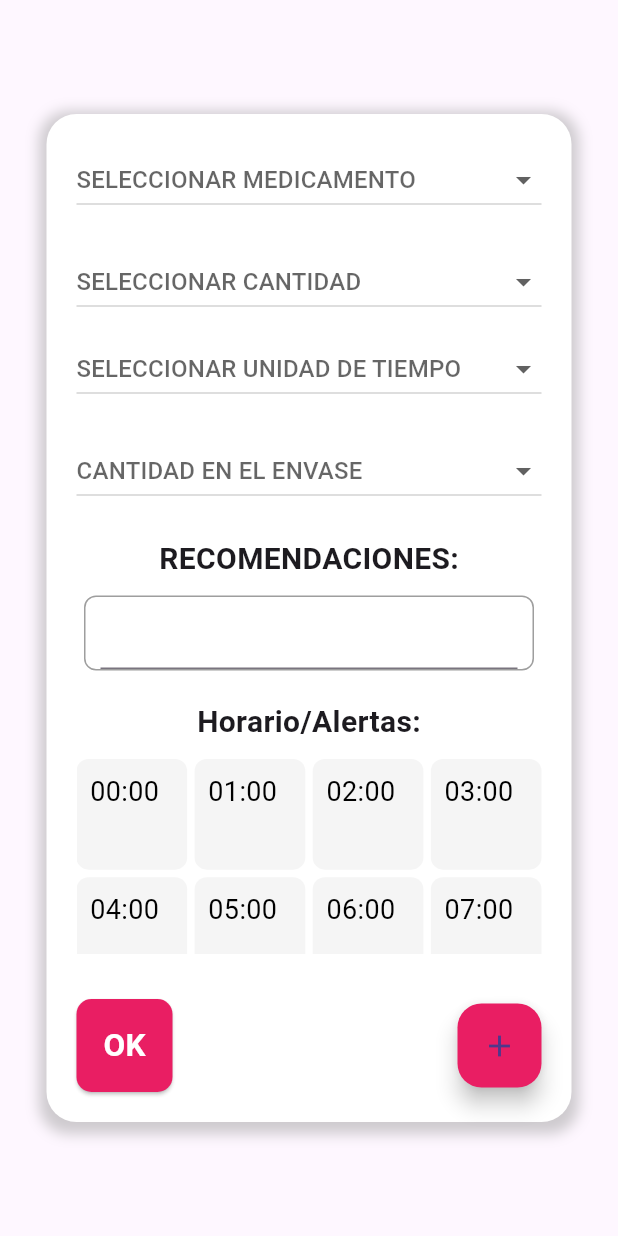
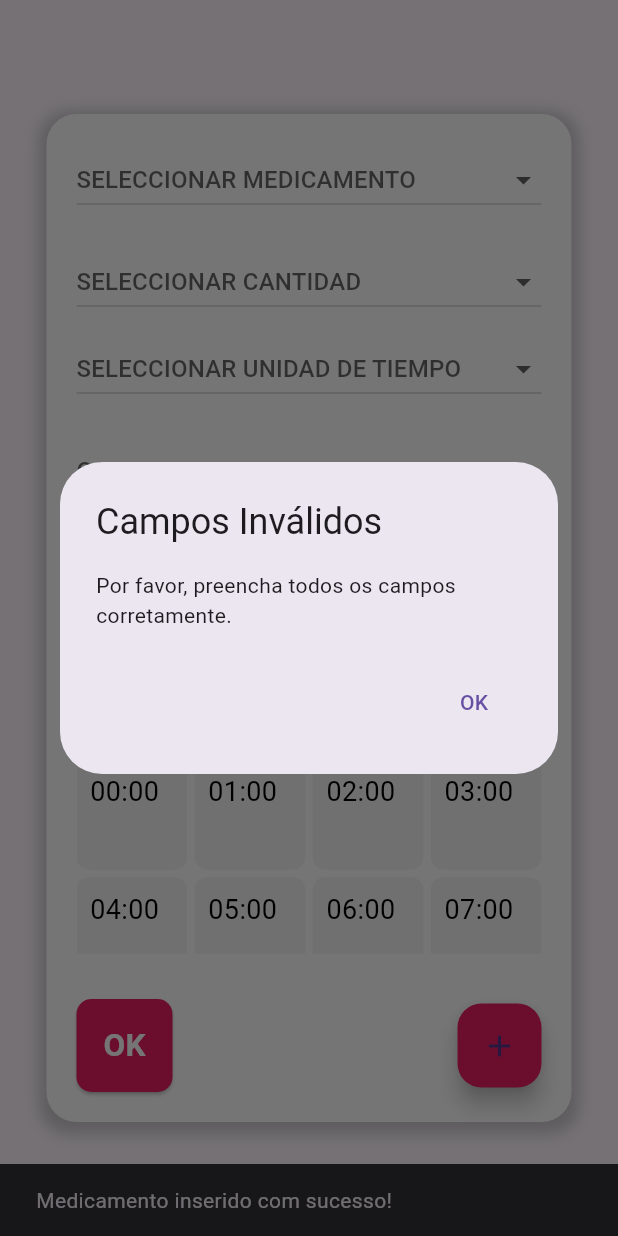
Before and after one commit to PaulaNuness/appMedicamentosAtual, a Flutter app: the Pantalla4_Anadir screen opened directly, after a tap on the "add" icon, on a phone screen of 412 x 824 dp. Run offline on Flutter 3.47's test engine with Material 3 defaults, Android fonts, the phone set to English and light mode, and no system bars; our stand-ins replace sqflite; accounts and stored records are empty.

Commit message:
Update pantalla4_anadir.dart
19-01_18:49

```diff
--- a/lib/widgets/pantalla4_anadir.dart
+++ b/lib/widgets/pantalla4_anadir.dart
@@ -1,5 +1,4 @@
 import 'package:flutter/material.dart';
-import 'package:flutter1/BDHelper.dart';
 import 'package:flutter1/widgets/pantalla3_usuario.dart';
 
 class Pantalla4_Anadir extends StatefulWidget {
@@ -8,8 +7,6 @@ class Pantalla4_Anadir extends StatefulWidget {
 }
 
 class _Pantalla4AnadirState extends State<Pantalla4_Anadir> {
-  BDHelper bdHelper = BDHelper();
-
   String? selectedMedicamento;
   String? selectedNumero;
   String? selectedDias;
@@ -17,6 +14,94 @@ class _Pantalla4AnadirState extends State<Pantalla4_Anadir> {
   List<String> selectedHorarios = [];
 
   TextEditingController recomendacionesController = TextEditingController();
+
+  // Função para inserir o medicamento no banco de dados
+  void inserirMedicamentoNoBancoDeDados() async {
+    // Verifica se todos os campos necessários foram preenchidos
+    List<String> emptyFields = checkEmptyFields();
+    if (emptyFields.isNotEmpty) {
+      // Exibe uma mensagem indicando campos inválidos
+      showDialog(
+        context: context,
+        builder: (BuildContext context) {
+          return AlertDialog(
+            title: Text("Campos Inválidos"),
+            content: Text("Por favor, preencha todos os campos corretamente."),
+            actions: [
+              TextButton(
+                onPressed: () {
+                  Navigator.pop(context);
+                },
+                child: Text("OK"),
+              ),
+            ],
+          );
+        },
+      );
+      return; // Sai da função se algum campo estiver vazio
+    }
+
+    // Cria um mapa com os dados do medicamento
+    Map<String, dynamic> medicamentoData = {
+      'nome_medicamento': selectedMedicamento,
+      'quantidade': int.parse(selectedNumero!), // Converte para inteiro
+      'unidade_tempo': selectedDias,
+      'quantidade_envase': int.parse(selectedComprimidos!), // Converte para inteiro
+      'recomendacoes': recomendacionesController.text,
+      'horarios': selectedHorarios.join(','), // Junta os horários em uma string separada por vírgulas
+    };
+
+    // Insere o medicamento no banco de dados
+    int rowsAffected = await insertarBD('medicamento', medicamentoData);
+
+    // Verifica se a inserção foi bem-sucedida
+    if (rowsAffected > 0) {
+      // Limpa os campos após a inserção
+      setState(() {
+        selectedMedicamento = null;
+        selectedNumero = null;
+        selectedDias = null;
+        selectedComprimidos = null;
+        selectedHorarios = [];
+        recomendacionesController.clear();
+      });
+
+      // Exibe uma mensagem indicando que os dados foram inseridos
+      ScaffoldMessenger.of(context).showSnackBar(
+        SnackBar(
+          content: Text('Medicamento inserido com sucesso!'),
+          duration: Duration(seconds: 2),
+        ),
+      );
+
+      // Navega de volta para a Pantalla3_usuario
+      Navigator.push(
+        context,
+        MaterialPageRoute(
+          builder: (context) => Pantalla3_usuario(),
+        ),
+      );
+    } else {
+      // Exibe uma mensagem de erro se a inserção falhar
+      showDialog(
+        context: context,
+        builder: (BuildContext context) {
+          return AlertDialog(
+            title: Text("Erro na Inserção"),
+            content: Text("Ocorreu um erro ao inserir o medicamento."),
+            actions: [
+              TextButton(
+                onPressed: () {
+                  Navigator.pop(context);
+                },
+                child: Text("OK"),
+              ),
+            ],
+          );
+        },
+      );
+    }
+  }
 
   @override
   Widget build(BuildContext context) {
@@ -48,6 +133,7 @@ class _Pantalla4AnadirState extends State<Pantalla4_Anadir> {
                     'PARACETAMOL',
                     'IBUPROFENO',
                     'AMOXICILINA',
+                    'PARACETAMOL',
                     'OMEPRAZOL',
                     'ASPIRINA C',
                     'NOLOTIL',
@@ -65,6 +151,7 @@ class _Pantalla4AnadirState extends State<Pantalla4_Anadir> {
                   },
                   hint: Text('SELECCIONAR MEDICAMENTO'),
                 ),
+
                 SizedBox(height: 20),
                 DropdownButton<String>(
                   isExpanded: true,
@@ -83,18 +170,17 @@ class _Pantalla4AnadirState extends State<Pantalla4_Anadir> {
                   },
                   hint: Text('SELECCIONAR CANTIDAD'),
                 ),
+
                 SizedBox(height: 10),
                 DropdownButton<String>(
                   isExpanded: true,
                   value: selectedDias,
-                  items: ['DÍAS', 'MESES', 'AÑOS']
-                      .map((String value) {
-                        return DropdownMenuItem<String>(
-                          value: value,
-                          child: Text(value),
-                        );
-                      })
-                      .toList(),
+                  items: ['DÍAS', 'MESES', 'AÑOS'].map((String value) {
+                    return DropdownMenuItem<String>(
+                      value: value,
+                      child: Text(value),
+                    );
+                  }).toList(),
                   onChanged: (String? newValue) {
                     setState(() {
                       selectedDias = newValue;
@@ -102,6 +188,7 @@ class _Pantalla4AnadirState extends State<Pantalla4_Anadir> {
                   },
                   hint: Text('SELECCIONAR UNIDAD DE TIEMPO'),
                 ),
+
                 SizedBox(height: 20),
                 DropdownButton<String>(
                   isExpanded: true,
@@ -120,6 +207,7 @@ class _Pantalla4AnadirState extends State<Pantalla4_Anadir> {
                   },
                   hint: Text('CANTIDAD EN EL ENVASE'),
                 ),
+
                 SizedBox(height: 20),
                 Text(
                   'RECOMENDACIONES:',
@@ -137,12 +225,14 @@ class _Pantalla4AnadirState extends State<Pantalla4_Anadir> {
                     controller: recomendacionesController,
                   ),
                 ),
+
                 SizedBox(height: 20),
                 Text(
                   'Horario/Alertas:',
                   style: TextStyle(fontSize: 20, fontWeight: FontWeight.bold),
                 ),
                 SizedBox(height: 10),
+
                 Container(
                   height: 130,
                   child: GridView.builder(
@@ -187,13 +277,14 @@ class _Pantalla4AnadirState extends State<Pantalla4_Anadir> {
                     },
                   ),
                 ),
+
                 SizedBox(height: 30),
                 Row(
                   mainAxisAlignment: MainAxisAlignment.spaceBetween,
                   children: [
                     ElevatedButton(
                       onPressed: () {
-                        _guardarEnBaseDatos();
+                        // Navegar de volta para a Pantalla3_usuario
                         Navigator.push(
                           context,
                           MaterialPageRoute(
@@ -219,8 +310,26 @@ class _Pantalla4AnadirState extends State<Pantalla4_Anadir> {
                     ),
                     FloatingActionButton(
                       onPressed: () {
-                        // Adicione aqui a lógica para salvar na base de dados
-                        _guardarEnBaseDatos();
+                        // Inserir medicamento no banco de dados
+                        inserirMedicamentoNoBancoDeDados();
+
+                        // Limpar os campos após a inserção
+                        setState(() {
+                          selectedMedicamento = null;
+                          selectedNumero = null;
+                          selectedDias = null;
+                          selectedComprimidos = null;
+                          selectedHorarios = [];
+                          recomendacionesController.clear();
+                        });
+
+                        // Exibir uma mensagem indicando que os dados foram inseridos
+                        ScaffoldMessenger.of(context).showSnackBar(
+                          SnackBar(
+                            content: Text('Medicamento inserido com sucesso!'),
+                            duration: Duration(seconds: 2),
+                          ),
+                        );
                       },
                       backgroundColor: Colors.pink,
                       child: Icon(Icons.add),
@@ -235,16 +344,28 @@ class _Pantalla4AnadirState extends State<Pantalla4_Anadir> {
     );
   }
 
-  void _guardarEnBaseDatos() async {
-    Map<String, dynamic> fila = {
-      'nome': selectedMedicamento,
-      'quantidade': int.parse(selectedNumero ?? '0'),
-      'unidadeTempo': selectedDias,
-      'quantidadeEnvase': int.parse(selectedComprimidos ?? '0'),
-      'recomendacoes': recomendacionesController.text,
-      'horarios': selectedHorarios.join(','),
-    };
+  List<String> checkEmptyFields() {
+    List<String> emptyFields = [];
 
-    await bdHelper.insertarBD('Medicamento', fila);
+    if (selectedMedicamento == null || selectedMedicamento!.isEmpty) {
+      emptyFields.add("Medicamento");
+    }
+    if (selectedNumero == null) {
+      emptyFields.add("Número");
+    }
+    if (selectedDias == null) {
+      emptyFields.add("Unidade de Tempo");
+    }
+    if (selectedComprimidos == null) {
+      emptyFields.add("Quantidade no Envase");
+    }
+    if (selectedHorarios.isEmpty) {
+      emptyFields.add("Horários");
+    }
+    if (recomendacionesController.text.isEmpty) {
+      emptyFields.add("Recomendações");
+    }
+
+    return emptyFields;
   }
 }
```
